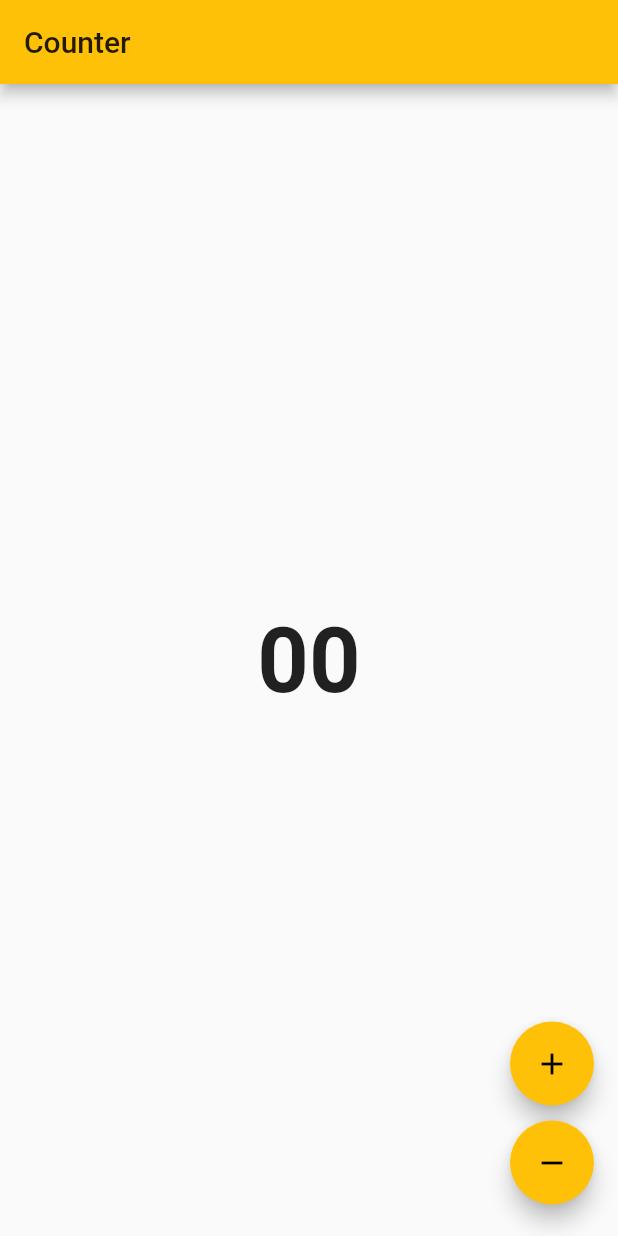
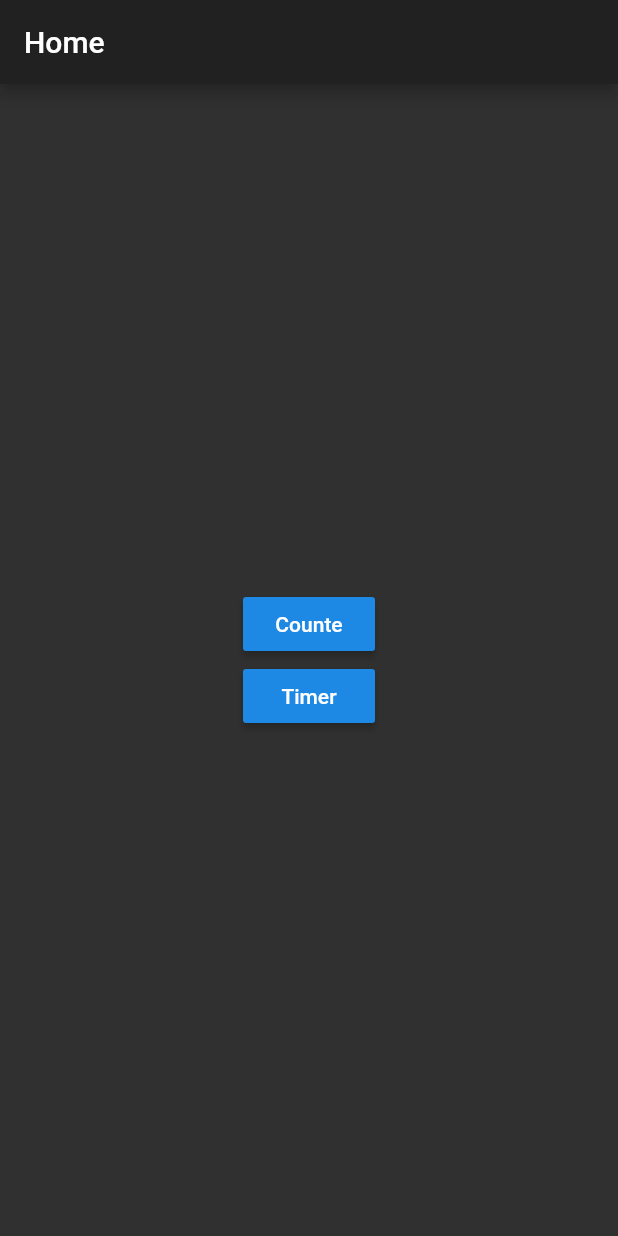
Before and after one commit to aissat/Flutter-BloC-tuto, a Flutter app: the screen it shows after launch, on a phone screen of 412 x 824 dp. Run offline on Flutter 3.47's test engine with Material 2 defaults, Android fonts, the phone set to English and light mode, and no system bars; our stand-ins replace bloc, equatable, flutter_bloc, wave.

Commit message:
added  MultiBlocProvider and  home view

```diff
--- a/lib/main.dart
+++ b/lib/main.dart
@@ -1,28 +1,69 @@
 import 'package:bloc_counter/app_const.dart';
 import 'package:bloc_counter/counter/counter_bloc.dart';
-import 'package:bloc_counter/counter/counter_view.dart';
 import 'package:bloc_counter/router.dart';
+import 'package:bloc_counter/timer/bloc/bloc.dart';
+import 'package:bloc_counter/timer/ticker.dart';
 import 'package:flutter/material.dart';
 import 'package:flutter_bloc/flutter_bloc.dart';
 
 void main() => runApp(MyApp());
 
-
 class MyApp extends StatelessWidget {
   // This widget is the root of your application.
   @override
   Widget build(BuildContext context) {
-    return MaterialApp(
-      title: 'Flutter Demo',
-      theme: ThemeData(
-        primarySwatch: Colors.amber,
+    return MultiBlocProvider(
+        providers: <BlocProvider>[
+          BlocProvider<CounterBloc>(
+            builder: (context) => CounterBloc(),
+          ),
+          BlocProvider<TimerBloc>(
+            builder: (context) => TimerBloc(ticker: Ticker()),
+          ),
+        ],
+        child: MaterialApp(
+          title: 'Flutter Demo',
+          theme: ThemeData(
+            //primarySwatch: Colors.amber,
+            // primaryColor: Color.fromRGBO(109, 234, 255, 1),
+            // accentColor: Color.fromRGBO(72, 74, 126, 1),
+            brightness: Brightness.dark,
+          ),
+          home: HomeView(),
+          initialRoute: RoutePath.Home,
+          onGenerateRoute: Router.generateRoute,
+        ));
+  }
+}
+
+class HomeView extends StatelessWidget {
+  const HomeView({Key key}) : super(key: key);
+
+  @override
+  Widget build(BuildContext context) {
+    return Scaffold(
+      appBar: AppBar(
+        title: Text('Home'),
       ),
-      home: BlocProvider(
-        builder: (context)=> CounterBloc(),
-        child: CounterView(),
+      body: Center(
+        child: Padding(
+          padding: const EdgeInsets.all(8.0),
+          child: Column(
+            mainAxisAlignment: MainAxisAlignment.center,
+            crossAxisAlignment: CrossAxisAlignment.center,
+            children: <Widget>[
+              RaisedButton(
+                child: Text('Counte'),
+                onPressed: () => Navigator.pushNamed(context, RoutePath.Counter),
+              ),
+              RaisedButton(
+                child: Text('Timer'),
+                onPressed: () => Navigator.pushNamed(context, RoutePath.Timer),
+              )
+            ],
+          ),
+        ),
       ),
-      initialRoute: RoutePath.Home,
-      onGenerateRoute: Router.generateRoute,
     );
   }
 }
```
